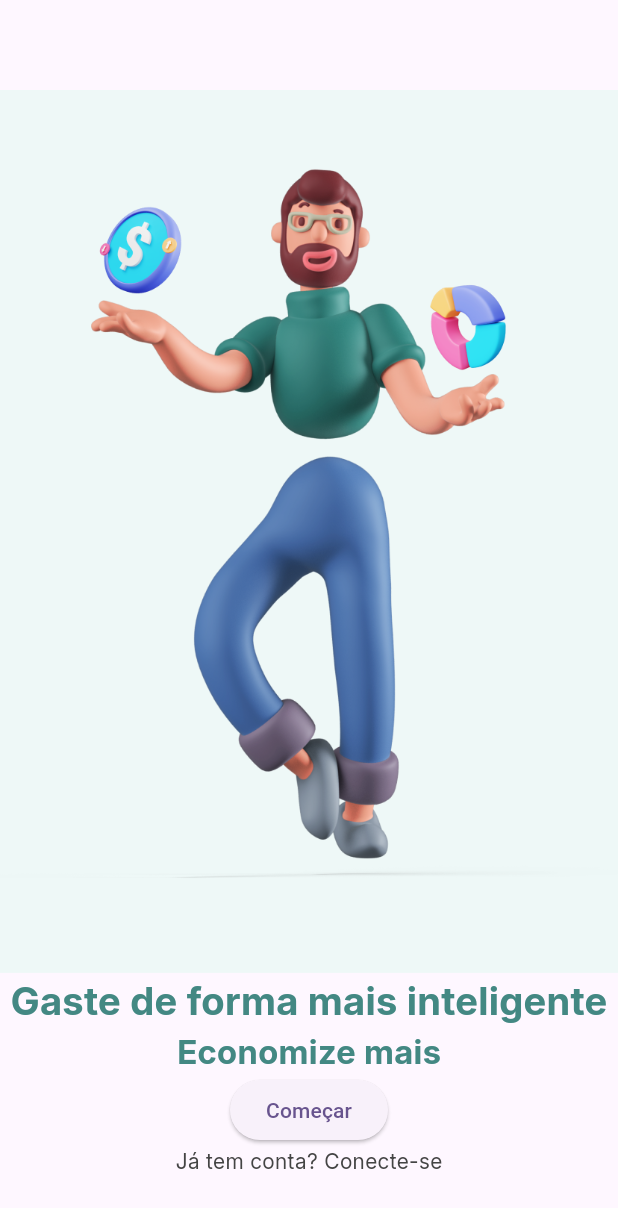
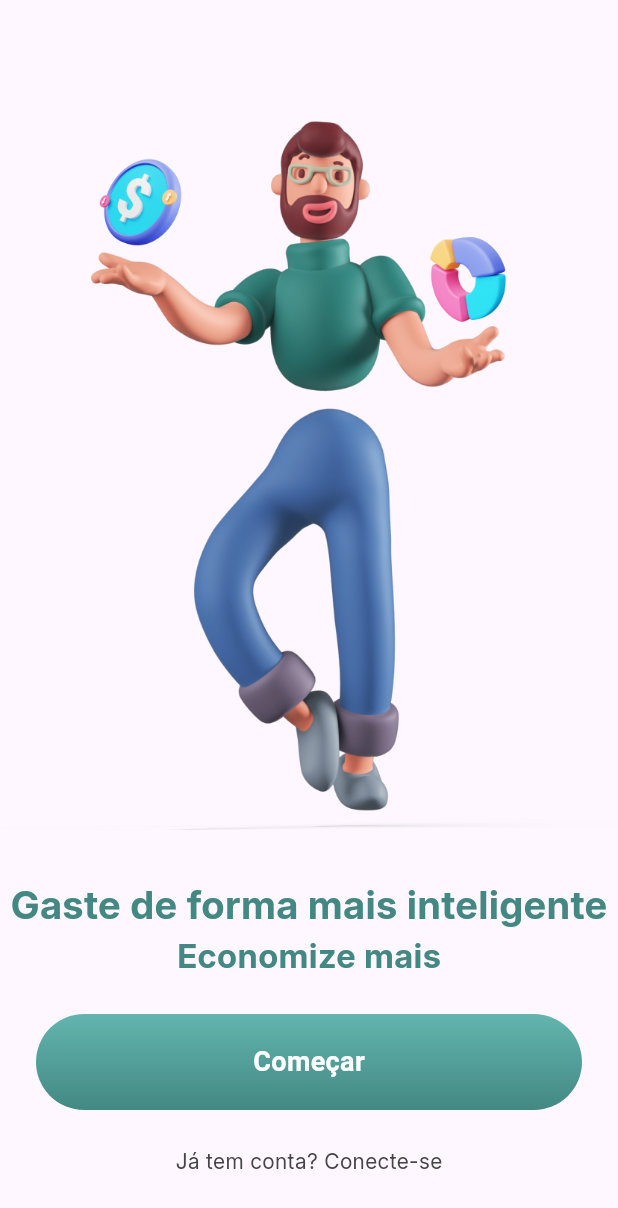
Before and after one commit to melquetrindade/finance_app, a Flutter app: the screen it shows after launch, on a phone screen of 412 x 824 dp. Shown: the top 1208 px of the screen. Run offline on Flutter 3.47's test engine with Material 3 defaults, Android fonts, the phone set to English and light mode, and no system bars.

Commit message:
personalizando o botão

```diff
--- a/finance_app/lib/features/onboarding/onboarding_page.dart
+++ b/finance_app/lib/features/onboarding/onboarding_page.dart
@@ -1,4 +1,7 @@
+import 'dart:math';
+
 import 'package:finance_app/common/constants/app_colos.dart';
+import 'package:finance_app/widgets/primary_button.dart';
 import 'package:flutter/material.dart';
 import 'package:flutter/widgets.dart';
 
@@ -15,7 +18,6 @@ class OnboardingPage extends StatelessWidget {
             Expanded(
               flex: 2,
               child: Container(
-                color: AppColors.iceWhite,
                 child: Image.asset('assets/images/man.png'),
               ),
             ),
@@ -57,9 +59,14 @@ class OnboardingPage extends StatelessWidget {
                 ),
               ),
             ),
-            ElevatedButton(
-              onPressed: (){},
-              child: Text('Começar')
+            Padding(
+              padding: const EdgeInsets.all(24),
+              child: PrimaryButton(
+                text: 'Começar',
+                onPressed: () {
+                  print('Apertei');
+                },
+              ),
             ),
             Container(
               width: double.infinity,
@@ -80,7 +87,9 @@ class OnboardingPage extends StatelessWidget {
                 ),
               ),
             ),
-            const SizedBox(height: 40.0,)
+            const SizedBox(
+              height: 40.0,
+            )
           ],
         ),
       ),
--- /dev/null
+++ b/finance_app/lib/widgets/primary_button.dart
@@ -0,0 +1,46 @@
+import 'package:finance_app/common/constants/app_colos.dart';
+import 'package:flutter/material.dart';
+
+class PrimaryButton extends StatelessWidget {
+  final VoidCallback? onPressed;
+  final String text;
+
+  const PrimaryButton({
+    super.key,
+    this.onPressed,
+    required this.text,
+  });
+
+  @override
+  Widget build(BuildContext context) {
+    return Material(
+      borderRadius: BorderRadius.circular(38),
+      child: Ink(
+        decoration: BoxDecoration(
+            borderRadius: BorderRadius.circular(38),
+            gradient: LinearGradient(
+                begin: Alignment.topCenter,
+                end: Alignment.bottomCenter,
+                colors: [AppColors.greelightOne, AppColors.greelightTwo])),
+        child: InkWell(
+          borderRadius: BorderRadius.circular(38),
+          onTap: onPressed,
+          child: Container(
+            alignment: Alignment.center,
+            height: 64.0,
+            decoration: BoxDecoration(
+              borderRadius: BorderRadius.circular(38),
+            ),
+            child: Text(
+              text,
+              style: TextStyle(
+                  color: Colors.white,
+                  fontSize: 18,
+                  fontWeight: FontWeight.w600),
+            ),
+          ),
+        ),
+      ),
+    );
+  }
+}
```
